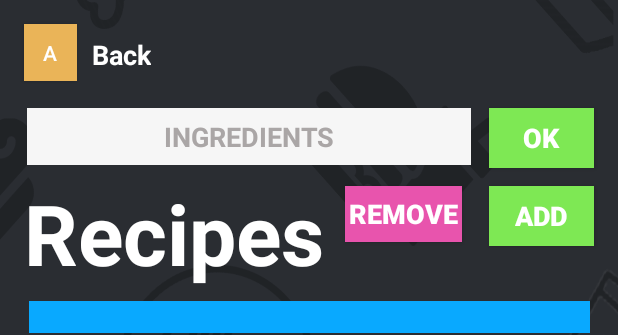
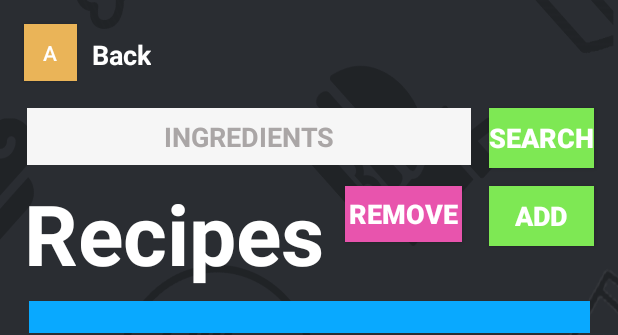
Before and after one commit to mantasruigys3000/Plate-Prep, an Android app: the layout searchbar.xml on its own in the app's theme, with its tools: preview values and no code run, on a phone screen of 412 x 824 dp. Shown: the top 335 px of the screen. Run offline under Robolectric (Android 15) with nearby library versions, the phone set to English and light mode, and no system bars; network calls fail.

Commit message:
added tewxtview tings

```diff
--- a/app/src/main/res/layout/searchbar.xml
+++ b/app/src/main/res/layout/searchbar.xml
@@ -29,7 +29,7 @@
         android:layout_marginEnd="16dp"
         android:layout_marginRight="16dp"
         android:background="#7EE854"
-        android:text="@android:string/ok"
+        android:text="@string/search"
         android:textColor="#FFFFFF"
         android:textSize="18sp"
         android:textStyle="bold"
@@ -126,6 +126,7 @@
         app:layout_constraintVertical_bias="0.0">
 
         <LinearLayout
+            android:id="@+id/dynamicTextViews"
             android:layout_width="match_parent"
             android:layout_height="wrap_content"
             android:orientation="vertical">
--- a/app/src/main/res/values/strings.xml
+++ b/app/src/main/res/values/strings.xml
@@ -2,4 +2,5 @@
     <string name="app_name">DB-API</string>
     <string name="add">ADD</string>
     <string name="remove">REMOVE</string>
+    <string name="search">SEARCH</string>
 </resources>
```
Also changed, not shown: app/src/main/java/com/example/db_api/SearchActivity.kt (+24 -0 lines).
